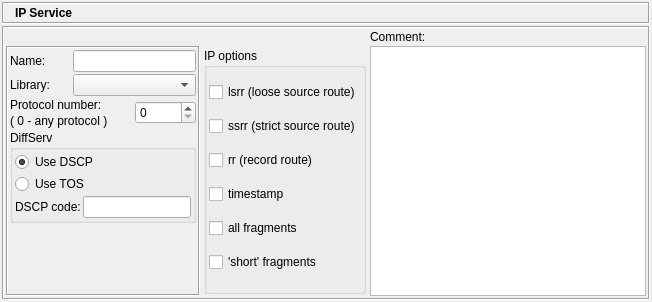
This is src/gui/ipservicedialog_q.ui in fwbuilder/fwbuilder as Qt 5 draws it before an edit. The edited form follows.
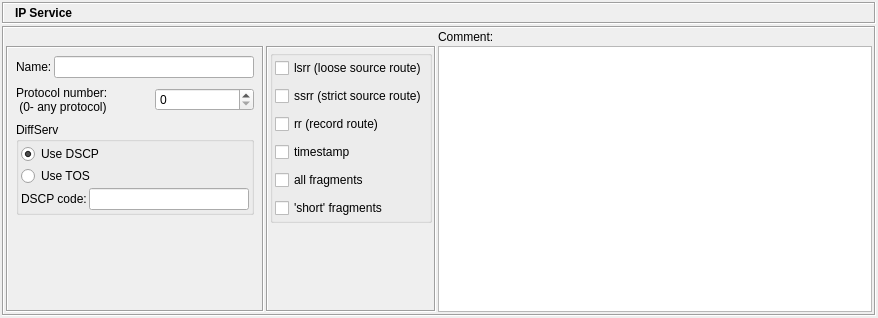
This is the edited form. Icons and pictures are not drawn.

Commit message: Removed "Library" from all object dialogs; some dialogs tidying

```diff
--- a/src/gui/ipservicedialog_q.ui
+++ b/src/gui/ipservicedialog_q.ui
@@ -8,8 +8,8 @@
    <rect>
     <x>0</x>
     <y>0</y>
-    <width>652</width>
-    <height>302</height>
+    <width>878</width>
+    <height>318</height>
    </rect>
   </property>
   <property name="sizePolicy" >
@@ -143,43 +143,6 @@
         <enum>QFrame::Sunken</enum>
        </property>
        <layout class="QGridLayout" >
-        <property name="leftMargin" >
-         <number>2</number>
-        </property>
-        <property name="topMargin" >
-         <number>2</number>
-        </property>
-        <property name="rightMargin" >
-         <number>2</number>
-        </property>
-        <property name="bottomMargin" >
-         <number>2</number>
-        </property>
-        <property name="horizontalSpacing" >
-         <number>2</number>
-        </property>
-        <property name="verticalSpacing" >
-         <number>2</number>
-        </property>
-        <item row="1" column="2" >
-         <widget class="QTextEdit" name="comment" >
-          <property name="sizePolicy" >
-           <sizepolicy vsizetype="Expanding" hsizetype="Expanding" >
-            <horstretch>0</horstretch>
-            <verstretch>100</verstretch>
-           </sizepolicy>
-          </property>
-          <property name="minimumSize" >
-           <size>
-            <width>200</width>
-            <height>0</height>
-           </size>
-          </property>
-          <property name="tabChangesFocus" >
-           <bool>true</bool>
-          </property>
-         </widget>
-        </item>
         <item row="0" column="2" >
          <widget class="QLabel" name="textLabel2" >
           <property name="text" >
@@ -190,102 +153,6 @@
           </property>
          </widget>
         </item>
-        <item row="1" column="1" >
-         <widget class="QFrame" name="frame34" >
-          <property name="frameShape" >
-           <enum>QFrame::NoFrame</enum>
-          </property>
-          <property name="frameShadow" >
-           <enum>QFrame::Sunken</enum>
-          </property>
-          <layout class="QVBoxLayout" >
-           <property name="spacing" >
-            <number>2</number>
-           </property>
-           <property name="leftMargin" >
-            <number>2</number>
-           </property>
-           <property name="topMargin" >
-            <number>2</number>
-           </property>
-           <property name="rightMargin" >
-            <number>2</number>
-           </property>
-           <property name="bottomMargin" >
-            <number>2</number>
-           </property>
-           <item>
-            <widget class="QGroupBox" name="buttonGroup2" >
-             <property name="title" >
-              <string>IP options</string>
-             </property>
-             <layout class="QGridLayout" >
-              <property name="leftMargin" >
-               <number>2</number>
-              </property>
-              <property name="topMargin" >
-               <number>2</number>
-              </property>
-              <property name="rightMargin" >
-               <number>2</number>
-              </property>
-              <property name="bottomMargin" >
-               <number>2</number>
-              </property>
-              <property name="horizontalSpacing" >
-               <number>2</number>
-              </property>
-              <property name="verticalSpacing" >
-               <number>2</number>
-              </property>
-              <item row="4" column="0" >
-               <widget class="QCheckBox" name="all_fragments" >
-                <property name="text" >
-                 <string>all fragments</string>
-                </property>
-               </widget>
-              </item>
-              <item row="2" column="0" >
-               <widget class="QCheckBox" name="rr" >
-                <property name="text" >
-                 <string>rr (record route)</string>
-                </property>
-               </widget>
-              </item>
-              <item row="3" column="0" >
-               <widget class="QCheckBox" name="timestamp" >
-                <property name="text" >
-                 <string>timestamp</string>
-                </property>
-               </widget>
-              </item>
-              <item row="1" column="0" >
-               <widget class="QCheckBox" name="ssrr" >
-                <property name="text" >
-                 <string>ssrr (strict source route)</string>
-                </property>
-               </widget>
-              </item>
-              <item row="5" column="0" >
-               <widget class="QCheckBox" name="short_fragments" >
-                <property name="text" >
-                 <string>'short' fragments</string>
-                </property>
-               </widget>
-              </item>
-              <item row="0" column="0" >
-               <widget class="QCheckBox" name="lsrr" >
-                <property name="text" >
-                 <string>lsrr (loose source route)</string>
-                </property>
-               </widget>
-              </item>
-             </layout>
-            </widget>
-           </item>
-          </layout>
-         </widget>
-        </item>
         <item row="1" column="0" >
          <widget class="QFrame" name="frame35" >
           <property name="frameShape" >
@@ -296,22 +163,22 @@
           </property>
           <layout class="QGridLayout" >
            <property name="leftMargin" >
-            <number>2</number>
+            <number>8</number>
            </property>
            <property name="topMargin" >
-            <number>2</number>
+            <number>8</number>
            </property>
            <property name="rightMargin" >
-            <number>2</number>
+            <number>8</number>
            </property>
            <property name="bottomMargin" >
-            <number>2</number>
+            <number>8</number>
            </property>
            <property name="horizontalSpacing" >
             <number>2</number>
            </property>
            <property name="verticalSpacing" >
-            <number>2</number>
+            <number>8</number>
            </property>
            <item row="0" column="0" >
             <widget class="QLabel" name="textLabel1" >
@@ -324,56 +191,34 @@
             </widget>
            </item>
            <item row="0" column="1" colspan="2" >
-            <widget class="QLineEdit" name="obj_name" />
-           </item>
-           <item row="1" column="0" >
-            <widget class="QLabel" name="textLabel1_2" >
-             <property name="text" >
-              <string>Library:</string>
-             </property>
-             <property name="wordWrap" >
-              <bool>false</bool>
-             </property>
-            </widget>
-           </item>
-           <item row="1" column="1" colspan="2" >
-            <widget class="QComboBox" name="libs" >
-             <property name="sizePolicy" >
-              <sizepolicy vsizetype="Fixed" hsizetype="Expanding" >
-               <horstretch>0</horstretch>
-               <verstretch>0</verstretch>
-              </sizepolicy>
+            <widget class="QLineEdit" name="obj_name" >
+             <property name="minimumSize" >
+              <size>
+               <width>200</width>
+               <height>0</height>
+              </size>
              </property>
             </widget>
            </item>
            <item row="2" column="0" colspan="2" >
             <widget class="QLabel" name="textLabel3" >
              <property name="text" >
-              <string>Protocol number:</string>
+              <string>Protocol number:
+ (0- any protocol)</string>
              </property>
              <property name="wordWrap" >
               <bool>false</bool>
              </property>
             </widget>
            </item>
-           <item rowspan="2" row="2" column="2" >
+           <item row="2" column="2" >
             <widget class="QSpinBox" name="protocolNum" >
              <property name="maximum" >
               <number>255</number>
              </property>
             </widget>
            </item>
-           <item row="3" column="0" colspan="2" >
-            <widget class="QLabel" name="textLabel4" >
-             <property name="text" >
-              <string>( 0 - any protocol )</string>
-             </property>
-             <property name="wordWrap" >
-              <bool>false</bool>
-             </property>
-            </widget>
-           </item>
-           <item row="4" column="0" colspan="3" >
+           <item row="3" column="0" colspan="3" >
             <widget class="QGroupBox" name="groupBox" >
              <property name="title" >
               <string>DiffServ</string>
@@ -427,7 +272,7 @@
              </layout>
             </widget>
            </item>
-           <item row="5" column="0" >
+           <item row="4" column="0" >
             <spacer>
              <property name="orientation" >
               <enum>Qt::Vertical</enum>
@@ -446,6 +291,122 @@
           </layout>
          </widget>
         </item>
+        <item row="1" column="1" >
+         <widget class="QFrame" name="frame34" >
+          <property name="frameShape" >
+           <enum>QFrame::Box</enum>
+          </property>
+          <property name="frameShadow" >
+           <enum>QFrame::Sunken</enum>
+          </property>
+          <layout class="QGridLayout" >
+           <item row="0" column="0" >
+            <widget class="QGroupBox" name="buttonGroup2" >
+             <property name="title" >
+              <string/>
+             </property>
+             <property name="flat" >
+              <bool>true</bool>
+             </property>
+             <layout class="QGridLayout" >
+              <property name="leftMargin" >
+               <number>2</number>
+              </property>
+              <property name="topMargin" >
+               <number>2</number>
+              </property>
+              <property name="rightMargin" >
+               <number>2</number>
+              </property>
+              <property name="bottomMargin" >
+               <number>2</number>
+              </property>
+              <property name="horizontalSpacing" >
+               <number>2</number>
+              </property>
+              <property name="verticalSpacing" >
+               <number>8</number>
+              </property>
+              <item row="4" column="0" >
+               <widget class="QCheckBox" name="all_fragments" >
+                <property name="text" >
+                 <string>all fragments</string>
+                </property>
+               </widget>
+              </item>
+              <item row="2" column="0" >
+               <widget class="QCheckBox" name="rr" >
+                <property name="text" >
+                 <string>rr (record route)</string>
+                </property>
+               </widget>
+              </item>
+              <item row="3" column="0" >
+               <widget class="QCheckBox" name="timestamp" >
+                <property name="text" >
+                 <string>timestamp</string>
+                </property>
+               </widget>
+              </item>
+              <item row="1" column="0" >
+               <widget class="QCheckBox" name="ssrr" >
+                <property name="text" >
+                 <string>ssrr (strict source route)</string>
+                </property>
+               </widget>
+              </item>
+              <item row="5" column="0" >
+               <widget class="QCheckBox" name="short_fragments" >
+                <property name="text" >
+                 <string>'short' fragments</string>
+                </property>
+               </widget>
+              </item>
+              <item row="0" column="0" >
+               <widget class="QCheckBox" name="lsrr" >
+                <property name="text" >
+                 <string>lsrr (loose source route)</string>
+                </property>
+               </widget>
+              </item>
+             </layout>
+            </widget>
+           </item>
+           <item row="1" column="0" >
+            <spacer>
+             <property name="orientation" >
+              <enum>Qt::Vertical</enum>
+             </property>
+             <property name="sizeHint" >
+              <size>
+               <width>20</width>
+               <height>40</height>
+              </size>
+             </property>
+            </spacer>
+           </item>
+          </layout>
+         </widget>
+        </item>
+        <item row="1" column="2" >
+         <widget class="QTextEdit" name="comment" >
+          <property name="sizePolicy" >
+           <sizepolicy vsizetype="Expanding" hsizetype="Expanding" >
+            <horstretch>0</horstretch>
+            <verstretch>100</verstretch>
+           </sizepolicy>
+          </property>
+          <property name="minimumSize" >
+           <size>
+            <width>200</width>
+            <height>0</height>
+           </size>
+          </property>
+          <property name="tabChangesFocus" >
+           <bool>true</bool>
+          </property>
+         </widget>
+        </item>
        </layout>
       </widget>
      </item>
```
Left out of the diff: 17 changed lines with no effect on the pictures. The commit also changes 41 other files.
